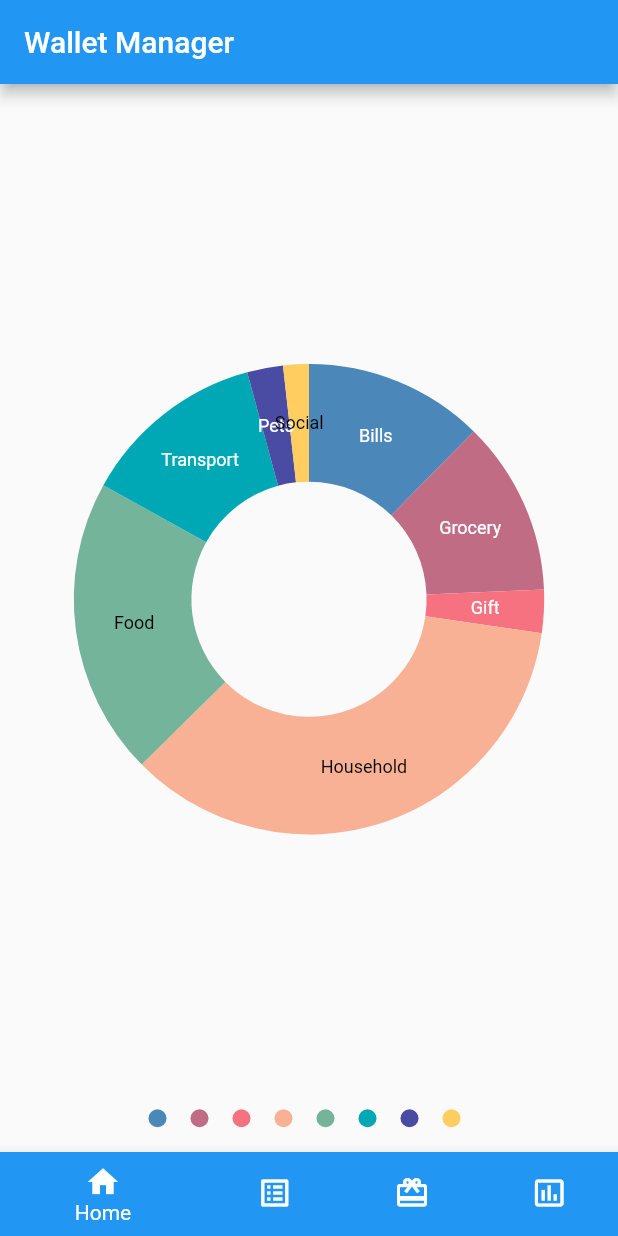
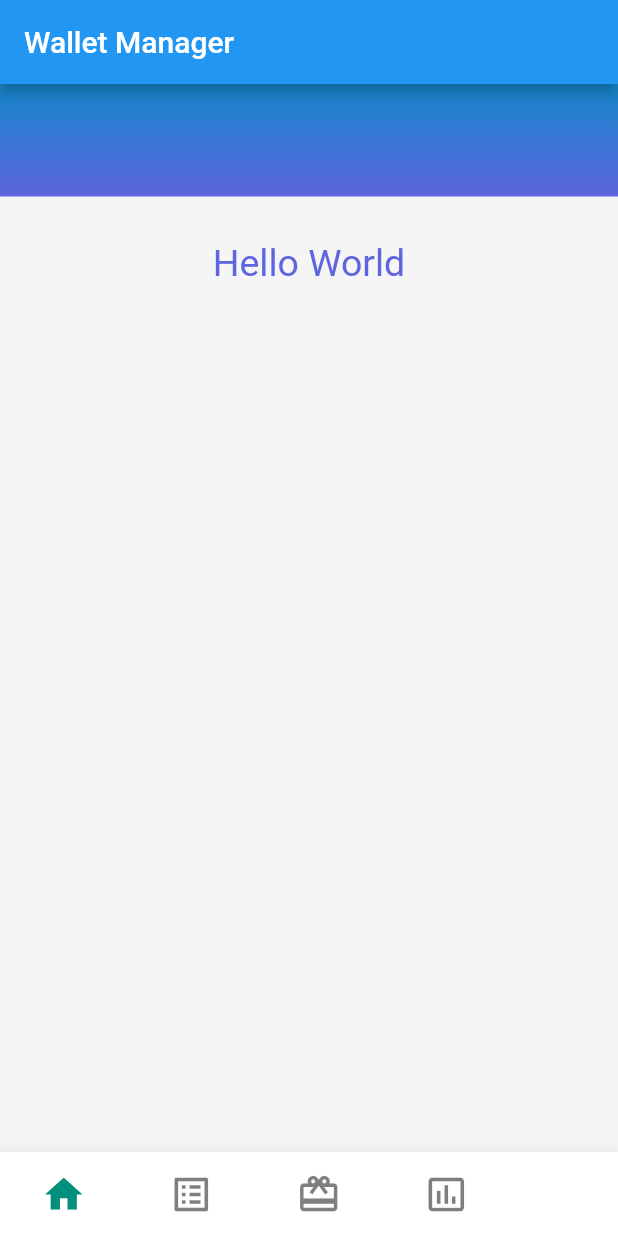
Before and after one commit to seoksee/WhatTheHack, a Flutter app: the screen it shows after launch, on a phone screen of 412 x 824 dp. Run offline on Flutter 3.47's test engine with Material 2 defaults, Android fonts, the phone set to English and light mode, and no system bars; drawn by our look-alikes of animated_bottom_navigation_bar; our stand-ins replace shared_preferences, syncfusion_flutter_charts.

Commit message:
backup navigator

```diff
--- /dev/null
+++ b/lib/screens/BudgetScreen.dart
@@ -0,0 +1,66 @@
+import 'package:flutter/cupertino.dart';
+import 'package:flutter/material.dart';
+
+class BudgetScreen extends StatefulWidget {
+  @override
+  _BudgetScreenState createState() => _BudgetScreenState();
+}
+
+class _BudgetScreenState extends State<BudgetScreen> {
+  Widget build(BuildContext context) {
+    return Scaffold(
+        resizeToAvoidBottomInset: false,
+        backgroundColor: Colors.grey.withOpacity(0.05),
+        body: Container(
+          width: MediaQuery.of(context).size.width,
+          height: MediaQuery.of(context).size.height - 56,
+          child: getBody(),
+        ));
+  }
+
+  Widget getBody() {
+    return Column(
+      children: <Widget>[
+        Container(
+          decoration: BoxDecoration(
+            color: Color(0xFFFFFFFF),
+            boxShadow: [
+              BoxShadow(
+                color: Colors.grey.withOpacity(0.01),
+                spreadRadius: 10,
+                blurRadius: 3,
+              ),
+            ],
+            gradient: LinearGradient(
+                colors: [Color(0xff5E65DE), Color(0xff1488cc)],
+                begin: Alignment.bottomCenter,
+                end: Alignment.topCenter,
+                stops: [0.0, 2.0],
+                tileMode: TileMode.clamp),
+          ),
+          child: Padding(
+            padding:
+                const EdgeInsets.only(top: 50, right: 20, left: 20, bottom: 25),
+            child: Row(
+              children: <Widget>[],
+            ),
+          ),
+        ),
+        SizedBox(
+          height: 30,
+        ),
+        Column(
+          children: [
+            Text(
+              "Hello World",
+              style: TextStyle(
+                fontSize: 25,
+                color: Color(0xff5E65DE),
+              ),
+            ),
+          ],
+        )
+      ],
+    );
+  }
+}
--- a/lib/screens/DashboardScreen.dart
+++ b/lib/screens/DashboardScreen.dart
@@ -1,10 +1,12 @@
 import 'package:budgetsavvy/data/data.dart';
 import 'package:budgetsavvy/models/CategoryModel.dart';
 import 'package:budgetsavvy/models/ExpenseModel.dart';
+import 'package:budgetsavvy/screens/BudgetScreen.dart';
 import 'package:budgetsavvy/screens/CategoryScreen.dart';
 import 'package:budgetsavvy/utils/Colorshelper.dart';
 import 'package:budgetsavvy/widgets/BarChart.dart';
 import 'package:flutter/material.dart';
+import 'package:animated_bottom_navigation_bar/animated_bottom_navigation_bar.dart';
 import 'package:syncfusion_flutter_charts/charts.dart';
 import 'package:syncfusion_flutter_charts/sparkcharts.dart';
 import 'package:budgetsavvy/widgets/placeholder_widget.dart';
@@ -15,7 +17,8 @@ class DashboardScreen extends StatefulWidget {
 }
 
 class _DashboardScreenState extends State<DashboardScreen> {
-  int _currentIndex = 0;
+  int pageIndex = 0;
+  PageController controller = PageController(initialPage: 0);
   final List<Widget> _children = [
     PlaceholderWidget(Colors.white),
     PlaceholderWidget(Colors.deepOrange),
@@ -200,11 +203,10 @@ class _DashboardScreenState extends State<DashboardScreen> {
         appBar: AppBar(
           title: Text('Wallet Manager'),
         ),
-        body: Column(
-          children: [
-            _children[_currentIndex],
-            Expanded(child:
-            Center(
+        body: PageView(
+            children: [
+              BudgetScreen(),
+              Center(
                   child: SfCircularChart(
                       legend: Legend(isVisible: true),
                       series: <DoughnutSeries<_PieData, String>>[
@@ -217,35 +219,72 @@ class _DashboardScreenState extends State<DashboardScreen> {
                         dataLabelMapper: (_PieData data, _) => data.text,
                         dataLabelSettings: DataLabelSettings(isVisible: true)),
                   ])),
-            )
-
+            ],
+            onPageChanged: (val) {
+              setState(() {
+                pageIndex = val;
+              });
+            },
+            physics: ClampingScrollPhysics(),
+            ),
+        bottomNavigationBar: AnimatedBottomNavigationBar(
+          activeColor: Color(0xff008F7A),
+          splashColor: Color(0xff7DE197),
+          inactiveColor: Colors.black.withOpacity(0.5),
+          icons: <IconData>[
+            Icons.home,
+            Icons.list_alt,
+            Icons.wallet_giftcard,
+            Icons.insert_chart_outlined,
           ],
-        ),
-        bottomNavigationBar: BottomNavigationBar(
-          onTap: onTabTapped,
-          currentIndex: _currentIndex, // this will be set when a new tab is tapped
-          items: [
-            BottomNavigationBarItem(
-              icon: new Icon(Icons.home),
-              title: new Text('Home'),
-              backgroundColor: Colors.blue
-            ),
-            BottomNavigationBarItem(
-              icon: new Icon(Icons.list_alt),
-              title: new Text('Budget'),
-            ),
-            BottomNavigationBarItem(
-                icon: Icon(Icons.wallet_giftcard), title: Text('Rewards')),
-            BottomNavigationBarItem(
-                icon: Icon(Icons.insert_chart_outlined),
-                title: Text('Statistics'))
-          ],
+          activeIndex: pageIndex,
+          notchSmoothness: NotchSmoothness.softEdge,
+          iconSize: 30,
+          onTap: (index) {
+            setState(() {
+              pageIndex = index;
+              controller.animateToPage(
+                pageIndex,
+                duration: const Duration(milliseconds: 400),
+                curve: Curves.easeInOut,
+              );
+            });
+          },
+          // currentIndex:
+          //     _currentIndex, // this will be set when a new tab is tapped
+          // items: [
+          //   BottomNavigationBarItem(
+          //       icon: new Icon(Icons.home),
+          //       title: new Text('Home'),
+          //       backgroundColor: Colors.blue),
+          //   BottomNavigationBarItem(
+          //     icon: new Icon(Icons.list_alt),
+          //     title: new Text('Budget'),
+          //   ),
+          //   BottomNavigationBarItem(
+          //       icon: Icon(Icons.wallet_giftcard), title: Text('Rewards')),
+          //   BottomNavigationBarItem(
+          //       icon: Icon(Icons.insert_chart_outlined),
+          //       title: Text('Statistics'))
+          // ],
         ));
   }
 
   void onTabTapped(int index) {
     setState(() {
-      _currentIndex = index;
+      pageIndex = index;
+      controller.animateToPage(
+        pageIndex,
+        duration: const Duration(milliseconds: 400),
+        curve: Curves.easeInOut,
+      );
+    });
+  }
+
+  callback(int index) {
+    setState(() {
+      index ??= 2;
+      pageIndex = index;
     });
   }
 }
--- a/pubspec.yaml
+++ b/pubspec.yaml
@@ -16,7 +16,10 @@ dependencies:
   # The following adds the Cupertino Icons font to your application.
   # Use with the CupertinoIcons class for iOS style icons.
   cupertino_icons: ^1.0.0
+  animated_bottom_navigation_bar: ^0.2.1
   syncfusion_flutter_charts: ^19.1.69+1
+  scoped_model: ^1.1.0
+  shared_preferences: ^2.0.5
 
 dev_dependencies:
   flutter_test:
```
Also changed, not shown: lib/models/ExpenseModel.dart (+230 -0 lines), lib/screens/RootScreen.dart (added, +95 -0 lines), pubspec.lock.
